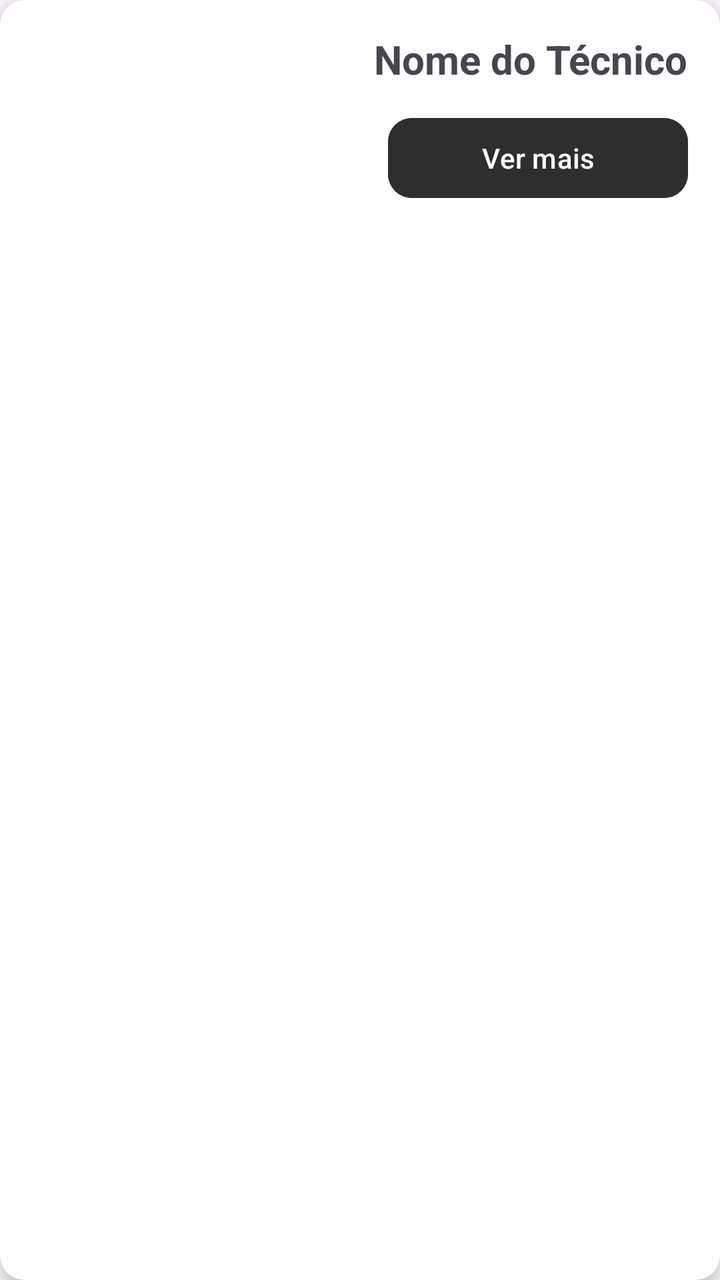
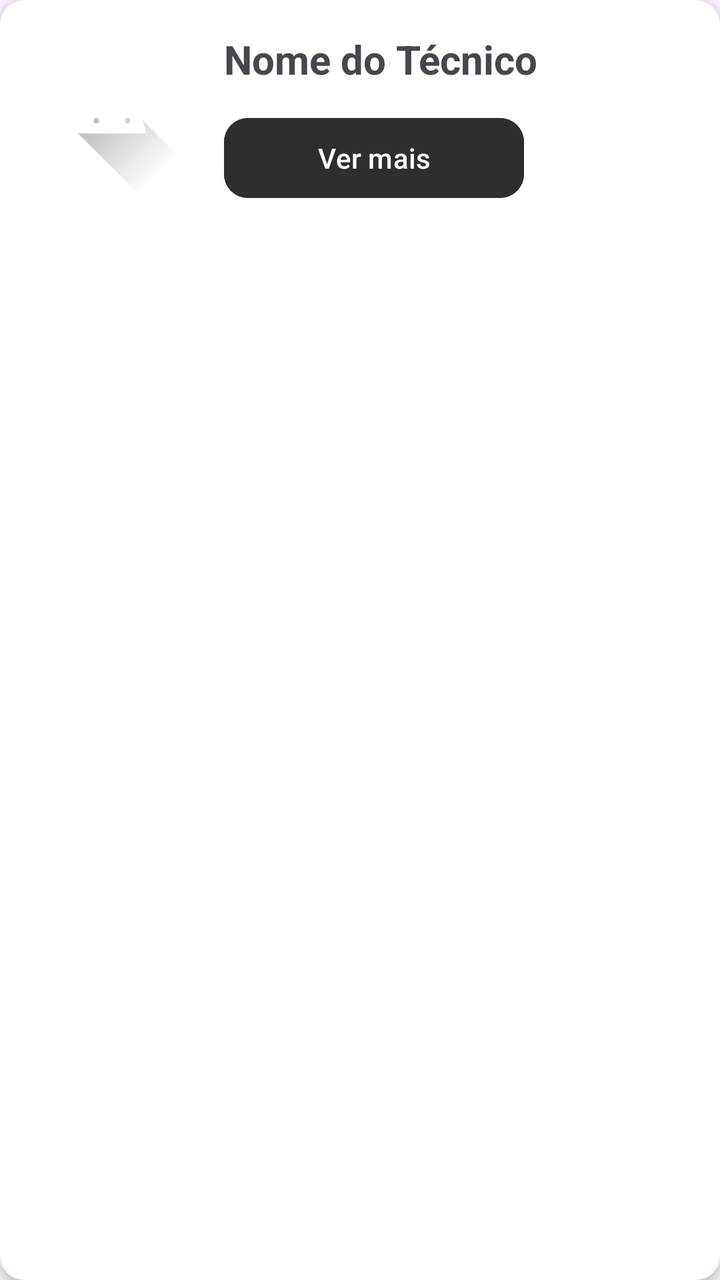

Before-and-after screenshots of an Android layout around one commit, followed by the original layout XML and the change that was made.
<!-- AndroidManifest.xml: application theme Theme.Orbis -->
<!-- res/layout/item_tecnico.xml -->
<?xml version="1.0" encoding="utf-8"?>
<androidx.cardview.widget.CardView xmlns:android="http://schemas.android.com/apk/res/android"
    xmlns:app="http://schemas.android.com/apk/res-auto"
    android:layout_width="match_parent"
    android:layout_height="wrap_content"
    android:layout_margin="8dp"
    app:cardCornerRadius="12dp"
    app:cardElevation="4dp">

    <LinearLayout
        android:layout_width="match_parent"
        android:layout_height="wrap_content"
        android:orientation="vertical"
        android:padding="16dp">

        <TextView
            android:id="@+id/txtNomeVariavel"
            android:layout_width="wrap_content"
            android:layout_height="wrap_content"
            android:text="Nome do Técnico"
            android:textSize="20sp"
            android:textStyle="bold"
            android:layout_gravity="center|end"/>

        <Button
            android:id="@+id/btnVerMais"
            android:layout_width="150dp"
            android:layout_height="wrap_content"
            android:layout_marginTop="12dp"
            android:text="Ver mais"
            android:layout_gravity="end"
            app:cornerRadius="12dp"
            android:backgroundTint="@color/darkGray"/>

    </LinearLayout>

</androidx.cardview.widget.CardView>
<!-- resources referenced by this layout -->
<resources>
  <color name="darkGray">#2E2E2E</color>
  <style name="Theme.Orbis" parent="Base.Theme.Orbis" />
  <style name="Base.Theme.Orbis" parent="Theme.Material3.DayNight.NoActionBar">
          
          
      </style>
</resources>

<!-- the commit's change to res/layout/item_tecnico.xml (unified diff, before → after) -->
@@ -10,27 +10,41 @@
     <LinearLayout
         android:layout_width="match_parent"
         android:layout_height="wrap_content"
-        android:orientation="vertical"
+        android:orientation="horizontal"
         android:padding="16dp">
 
-        <TextView
-            android:id="@+id/txtNomeVariavel"
-            android:layout_width="wrap_content"
+        <ImageView
+            android:id="@+id/imgTecnico"
+            android:layout_width="80dp"
+            android:layout_height="80dp"
+            android:src="@drawable/ic_launcher_foreground"
+            android:scaleType="centerCrop"
+            android:layout_gravity="center_vertical"/>
+
+        <LinearLayout
+            android:layout_width="match_parent"
             android:layout_height="wrap_content"
-            android:text="Nome do Técnico"
-            android:textSize="20sp"
-            android:textStyle="bold"
-            android:layout_gravity="center|end"/>
+            android:orientation="vertical"
+            android:layout_marginStart="16dp">
 
-        <Button
-            android:id="@+id/btnVerMais"
-            android:layout_width="150dp"
-            android:layout_height="wrap_content"
-            android:layout_marginTop="12dp"
-            android:text="Ver mais"
-            android:layout_gravity="end"
-            app:cornerRadius="12dp"
-            android:backgroundTint="@color/darkGray"/>
+            <TextView
+                android:id="@+id/txtNomeVariavel"
+                android:layout_width="wrap_content"
+                android:layout_height="wrap_content"
+                android:text="Nome do Técnico"
+                android:textSize="20sp"
+                android:textStyle="bold"/>
+
+            <Button
+                android:id="@+id/btnVerMais"
+                android:layout_width="150dp"
+                android:layout_height="wrap_content"
+                android:layout_marginTop="12dp"
+                android:text="Ver mais"
+                app:cornerRadius="12dp"
+                android:backgroundTint="@color/darkGray"/>
+
+        </LinearLayout>
 
     </LinearLayout>
 
<!-- resource entries referenced after the edit -->
@@ -1,6 +1,37 @@
 <!-- resources referenced by this layout -->
 <resources>
   <color name="darkGray">#2E2E2E</color>
+  <!-- drawable ic_launcher_foreground (drawable) -->
+  <vector xmlns:android="http://schemas.android.com/apk/res/android"
+      xmlns:aapt="http://schemas.android.com/aapt"
+      android:width="108dp"
+      android:height="108dp"
+      android:viewportWidth="108"
+      android:viewportHeight="108">
+      <path android:pathData="M31,63.928c0,0 6.4,-11 12.1,-13.1c7.2,-2.6 26,-1.4 26,-1.4l38.1,38.1L107,108.928l-32,-1L31,63.928z">
+          <aapt:attr name="android:fillColor">
+              <gradient
+                  android:endX="85.84757"
+                  android:endY="92.4963"
+                  android:startX="42.9492"
+                  android:startY="49.59793"
+                  android:type="linear">
+                  <item
+                      android:color="#44000000"
+                      android:offset="0.0" />
+                  <item
+                      android:color="#00000000"
+                      android:offset="1.0" />
+              </gradient>
+          </aapt:attr>
+      </path>
+      <path
+          android:fillColor="#FFFFFF"
+          android:fillType="nonZero"
+          android:pathData="M65.3,45.828l3.8,-6.6c0.2,-0.4 0.1,-0.9 -0.3,-1.1c-0.4,-0.2 -0.9,-0.1 -1.1,0.3l-3.9,6.7c-6.3,-2.8 -13.4,-2.8 -19.7,0l-3.9,-6.7c-0.2,-0.4 -0.7,-0.5 -1.1,-0.3C38.8,38.328 38.7,38.828 38.9,39.228l3.8,6.6C36.2,49.428 31.7,56.028 31,63.928h46C76.3,56.028 71.8,49.428 65.3,45.828zM43.4,57.328c-0.8,0 -1.5,-0.5 -1.8,-1.2c-0.3,-0.7 -0.1,-1.5 0.4,-2.1c0.5,-0.5 1.4,-0.7 2.1,-0.4c0.7,0.3 1.2,1 1.2,1.8C45.3,56.528 44.5,57.328 43.4,57.328L43.4,57.328zM64.6,57.328c-0.8,0 -1.5,-0.5 -1.8,-1.2s-0.1,-1.5 0.4,-2.1c0.5,-0.5 1.4,-0.7 2.1,-0.4c0.7,0.3 1.2,1 1.2,1.8C66.5,56.528 65.6,57.328 64.6,57.328L64.6,57.328z"
+          android:strokeWidth="1"
+          android:strokeColor="#00000000" />
+  </vector>
   <style name="Theme.Orbis" parent="Base.Theme.Orbis" />
   <style name="Base.Theme.Orbis" parent="Theme.Material3.DayNight.NoActionBar">
           
